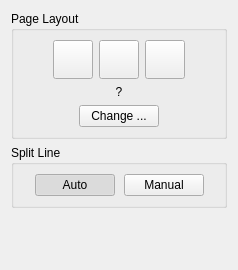
Before: the Qt Designer form src/stages/page_split/ui/PageSplitOptionsWidget.ui in ImageProcessing-ElectronicPublications/scantailor-experimental, drawn with Qt 5.
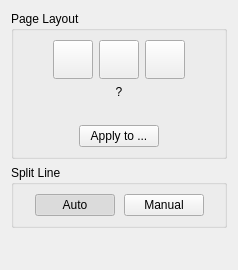
After: the same form once the commit is applied. Icons and pictures are not drawn.

```diff
--- a/src/stages/page_split/ui/PageSplitOptionsWidget.ui
+++ b/src/stages/page_split/ui/PageSplitOptionsWidget.ui
@@ -138,6 +138,16 @@
         </property>
        </widget>
       </item>
+      <item>
+       <widget class="QLabel" name="emptyLabel">
+        <property name="text">
+         <string></string>
+        </property>
+         <property name="alignment">
+          <set>Qt::AlignCenter</set>
+         </property>
+       </widget>
+      </item>
       <item>
        <layout class="QHBoxLayout">
         <item>
@@ -156,7 +166,7 @@
         <item>
          <widget class="QPushButton" name="changeBtn">
           <property name="text">
-           <string>Change ...</string>
+           <string>Apply to ...</string>
           </property>
          </widget>
         </item>
```
Left out of the diff: 4 changed lines with no effect on the pictures.
